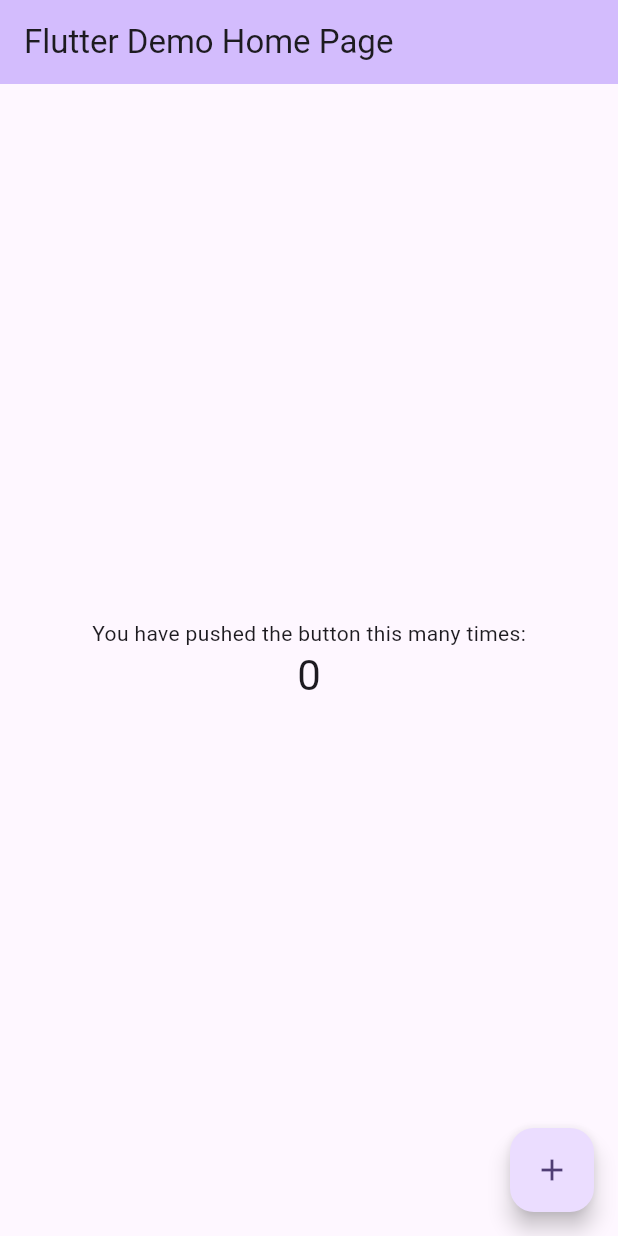
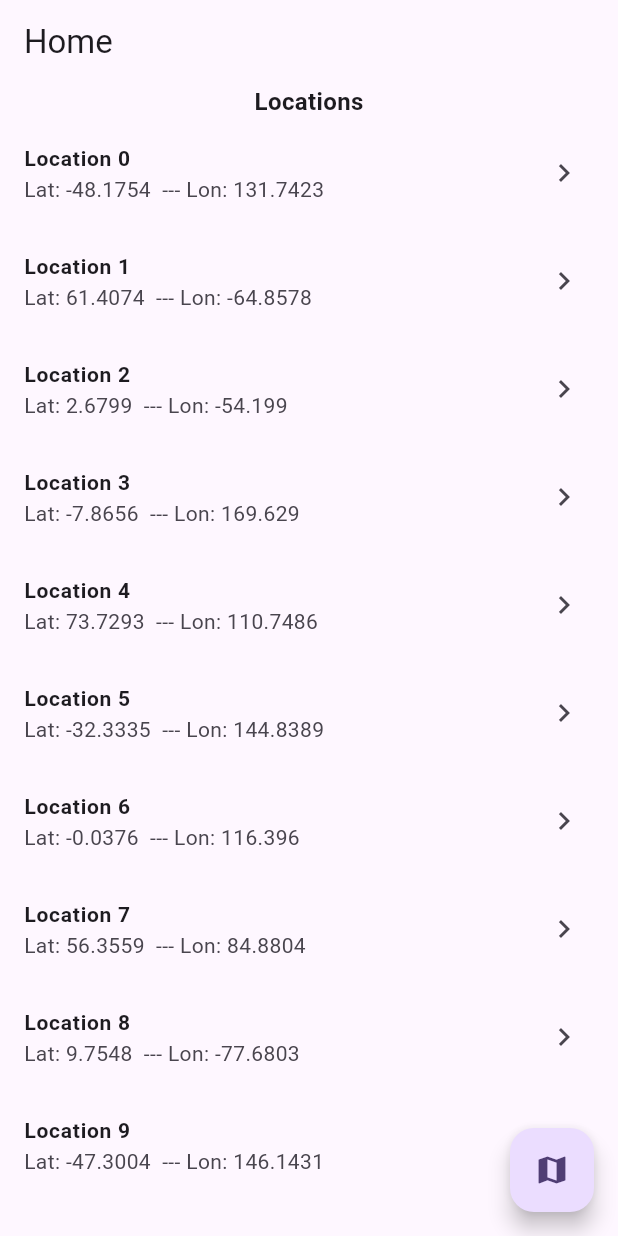
Before and after one commit to amrith-nath/simple_mapview, a Flutter app: the screen it shows after launch, on a phone screen of 412 x 824 dp. Run offline on Flutter 3.47's test engine with Material 3 defaults, Android fonts, the phone set to English and light mode, and no system bars; our stand-ins replace google_maps_flutter, permission_handler.

```diff
--- /dev/null
+++ b/assets/data.json
@@ -0,0 +1,42 @@
+[
+  {
+    "latitude": -48.1754,
+    "longitude": 131.7423
+  },
+  {
+    "latitude": 61.4074,
+    "longitude": -64.8578
+  },
+  {
+    "latitude": 2.6799,
+    "longitude": -54.199
+  },
+  {
+    "latitude": -7.8656,
+    "longitude": 169.629
+  },
+  {
+    "latitude": 73.7293,
+    "longitude": 110.7486
+  },
+  {
+    "latitude": -32.3335,
+    "longitude": 144.8389
+  },
+  {
+    "latitude": -0.0376,
+    "longitude": 116.396
+  },
+  {
+    "latitude": 56.3559,
+    "longitude": 84.8804
+  },
+  {
+    "latitude": 9.7548,
+    "longitude": -77.6803
+  },
+  {
+    "latitude": -47.3004,
+    "longitude": 146.1431
+  }
+]
--- /dev/null
+++ b/lib/data/models/location_model.dart
@@ -0,0 +1,26 @@
+class LocationModel {
+  final double latitude;
+  final double longitude;
+
+  LocationModel({
+    required this.latitude,
+    required this.longitude,
+  });
+
+  LocationModel copyWith({
+    double? latitude,
+    double? longitude,
+  }) =>
+      LocationModel(
+        latitude: latitude ?? this.latitude,
+        longitude: longitude ?? this.longitude,
+      );
+
+  // fromJson method
+  factory LocationModel.fromJson(Map<String, dynamic> json) {
+    return LocationModel(
+      latitude: json['latitude'] as double,
+      longitude: json['longitude'] as double,
+    );
+  }
+}
--- a/lib/main.dart
+++ b/lib/main.dart
@@ -1,4 +1,5 @@
 import 'package:flutter/material.dart';
+import 'package:logicart/screens/screen_home.dart';
 
 void main() {
   runApp(const MyApp());
@@ -12,114 +13,12 @@ class MyApp extends StatelessWidget {
   Widget build(BuildContext context) {
     return MaterialApp(
       title: 'Flutter Demo',
+      debugShowCheckedModeBanner: false,
       theme: ThemeData(
-        // This is the theme of your application.
-        //
-        // TRY THIS: Try running your application with "flutter run". You'll see
-        // the application has a purple toolbar. Then, without quitting the app,
-        // try changing the seedColor in the colorScheme below to Colors.green
-        // and then invoke "hot reload" (save your changes or press the "hot
-        // reload" button in a Flutter-supported IDE, or press "r" if you used
-        // the command line to start the app).
-        //
-        // Notice that the counter didn't reset back to zero; the application
-        // state is not lost during the reload. To reset the state, use hot
-        // restart instead.
-        //
-        // This works for code too, not just values: Most code changes can be
-        // tested with just a hot reload.
         colorScheme: ColorScheme.fromSeed(seedColor: Colors.deepPurple),
         useMaterial3: true,
       ),
-      home: const MyHomePage(title: 'Flutter Demo Home Page'),
+      home: const ScreenHome(),
     );
   }
 }
-
-class MyHomePage extends StatefulWidget {
-  const MyHomePage({super.key, required this.title});
-
-  // This widget is the home page of your application. It is stateful, meaning
-  // that it has a State object (defined below) that contains fields that affect
-  // how it looks.
-
-  // This class is the configuration for the state. It holds the values (in this
-  // case the title) provided by the parent (in this case the App widget) and
-  // used by the build method of the State. Fields in a Widget subclass are
-  // always marked "final".
-
-  final String title;
-
-  @override
-  State<MyHomePage> createState() => _MyHomePageState();
-}
-
-class _MyHomePageState extends State<MyHomePage> {
-  int _counter = 0;
-
-  void _incrementCounter() {
-    setState(() {
-      // This call to setState tells the Flutter framework that something has
-      // changed in this State, which causes it to rerun the build method below
-      // so that the display can reflect the updated values. If we changed
-      // _counter without calling setState(), then the build method would not be
-      // called again, and so nothing would appear to happen.
-      _counter++;
-    });
-  }
-
-  @override
-  Widget build(BuildContext context) {
-    // This method is rerun every time setState is called, for instance as done
-    // by the _incrementCounter method above.
-    //
-    // The Flutter framework has been optimized to make rerunning build methods
-    // fast, so that you can just rebuild anything that needs updating rather
-    // than having to individually change instances of widgets.
-    return Scaffold(
-      appBar: AppBar(
-        // TRY THIS: Try changing the color here to a specific color (to
-        // Colors.amber, perhaps?) and trigger a hot reload to see the AppBar
-        // change color while the other colors stay the same.
-        backgroundColor: Theme.of(context).colorScheme.inversePrimary,
-        // Here we take the value from the MyHomePage object that was created by
-        // the App.build method, and use it to set our appbar title.
-        title: Text(widget.title),
-      ),
-      body: Center(
-        // Center is a layout widget. It takes a single child and positions it
-        // in the middle of the parent.
-        child: Column(
-          // Column is also a layout widget. It takes a list of children and
-          // arranges them vertically. By default, it sizes itself to fit its
-          // children horizontally, and tries to be as tall as its parent.
-          //
-          // Column has various properties to control how it sizes itself and
-          // how it positions its children. Here we use mainAxisAlignment to
-          // center the children vertically; the main axis here is the vertical
-          // axis because Columns are vertical (the cross axis would be
-          // horizontal).
-          //
-          // TRY THIS: Invoke "debug painting" (choose the "Toggle Debug Paint"
-          // action in the IDE, or press "p" in the console), to see the
-          // wireframe for each widget.
-          mainAxisAlignment: MainAxisAlignment.center,
-          children: <Widget>[
-            const Text(
-              'You have pushed the button this many times:',
-            ),
-            Text(
-              '$_counter',
-              style: Theme.of(context).textTheme.headlineMedium,
-            ),
-          ],
-        ),
-      ),
-      floatingActionButton: FloatingActionButton(
-        onPressed: _incrementCounter,
-        tooltip: 'Increment',
-        child: const Icon(Icons.add),
-      ), // This trailing comma makes auto-formatting nicer for build methods.
-    );
-  }
-}
--- /dev/null
+++ b/lib/screens/screen_home.dart
@@ -0,0 +1,96 @@
+import 'dart:convert';
+import 'dart:developer';
+
+import 'package:flutter/material.dart';
+import 'package:flutter/services.dart';
+import 'package:logicart/data/models/location_model.dart';
+import 'package:logicart/screens/screen_map.dart';
+
+class ScreenHome extends StatelessWidget {
+  const ScreenHome({super.key});
+
+  @override
+  Widget build(BuildContext context) {
+    List<LocationModel> locations = [];
+
+    return Scaffold(
+      appBar: AppBar(
+        title: Text("Home"),
+      ),
+      body: Column(
+        children: [
+          const Text(
+            "Locations",
+            style: TextStyle(
+              fontSize: 16,
+              fontWeight: FontWeight.bold,
+            ),
+          ),
+          Expanded(
+              child: FutureBuilder<List<LocationModel>>(
+                  future: getLocations(),
+                  builder: (context, snapshot) {
+                    if (snapshot.connectionState == ConnectionState.waiting) {
+                      return const Center(
+                        child: CircularProgressIndicator(),
+                      );
+                    }
+                    if (snapshot.hasError) {
+                      Center(
+                        child: Text(snapshot.error.toString()),
+                      );
+                    }
+
+                    if (!snapshot.hasData || snapshot.data == null) {
+                      return const Text("No data found");
+                    }
+                    locations = snapshot.data!;
+                    return ListView.builder(
+                        itemCount: snapshot.data!.length,
+                        itemBuilder: (context, index) {
+                          var location = snapshot.data![index];
+
+                          return ListTile(
+                            title: Text(
+                              "Location $index",
+                              style: const TextStyle(
+                                fontSize: 14,
+                                fontWeight: FontWeight.bold,
+                              ),
+                            ),
+                            subtitle: Text(
+                                "Lat: ${location.latitude}  --- Lon: ${location.longitude}"),
+                            trailing: const Icon(Icons.chevron_right),
+                            onTap: () {},
+                          );
+                        });
+                  }))
+        ],
+      ),
+      floatingActionButton: FloatingActionButton(
+          child: const Icon(Icons.map),
+          onPressed: () {
+            Navigator.of(context).push(MaterialPageRoute(
+              builder: (ctx) => ScreenMap(
+                locations: locations,
+              ),
+            ));
+          }),
+    );
+  }
+
+  Future<List<LocationModel>> getLocations() async {
+    try {
+      final jsnstrng = await rootBundle.loadString("assets/data.json");
+
+      final jsndata = jsonDecode(jsnstrng) as List;
+
+      List<LocationModel> locations =
+          jsndata.map((e) => LocationModel.fromJson(e)).toList();
+      return locations;
+    } catch (e) {
+      log(e.toString());
+      return [];
+    }
+  }
+}
```
Also changed, not shown: lib/screens/screen_map.dart (added, +78 -0 lines), pubspec.yaml (+5 -4 lines), pubspec.lock, 5 other files.
